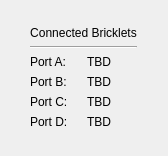
Above: src/brickv/plugin_system/plugins/hat_zero/ui/hat_zero.ui from Tinkerforge/brickv before the change. Below: the same form after it.
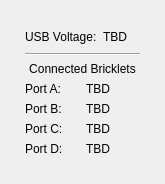
That is the form after the change.

Commit message: Add USB voltage to HAT Zero plugin

```diff
--- a/src/brickv/plugin_system/plugins/hat_zero/ui/hat_zero.ui
+++ b/src/brickv/plugin_system/plugins/hat_zero/ui/hat_zero.ui
@@ -6,8 +6,8 @@
    <rect>
     <x>0</x>
     <y>0</y>
-    <width>168</width>
-    <height>156</height>
+    <width>165</width>
+    <height>184</height>
    </rect>
   </property>
   <property name="windowTitle">
@@ -42,6 +42,44 @@
        </property>
       </spacer>
      </item>
+     <item>
+      <layout class="QHBoxLayout" name="horizontalLayout_4">
+       <item>
+        <widget class="QLabel" name="label">
+         <property name="text">
+          <string>USB Voltage:</string>
+         </property>
+        </widget>
+       </item>
+       <item>
+        <widget class="QLabel" name="label_usb_voltage">
+         <property name="text">
+          <string>TBD</string>
+         </property>
+        </widget>
+       </item>
+       <item>
+        <spacer name="horizontalSpacer_3">
+         <property name="orientation">
+          <enum>Qt::Horizontal</enum>
+         </property>
+         <property name="sizeHint" stdset="0">
+          <size>
+           <width>40</width>
+           <height>20</height>
+          </size>
+         </property>
+        </spacer>
+       </item>
+      </layout>
+     </item>
+     <item>
+      <widget class="Line" name="line_4">
+       <property name="orientation">
+        <enum>Qt::Horizontal</enum>
+       </property>
+      </widget>
+     </item>
      <item>
       <layout class="QHBoxLayout" name="horizontalLayout_2">
        <item>
@@ -56,13 +94,6 @@
        </item>
       </layout>
      </item>
-     <item>
-      <widget class="Line" name="line_4">
-       <property name="orientation">
-        <enum>Qt::Horizontal</enum>
-       </property>
-      </widget>
-     </item>
      <item>
       <layout class="QHBoxLayout" name="horizontalLayout">
        <item>
```
The commit also changes 2 other files.
